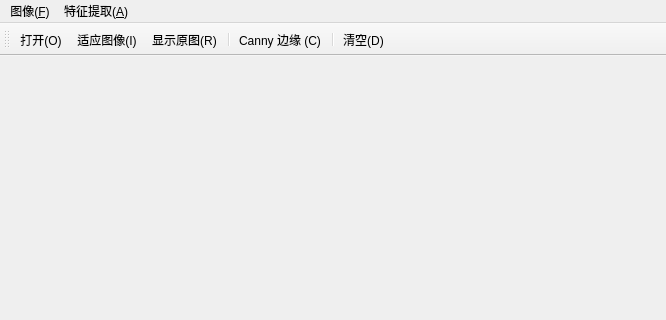
The window that mainwindow.ui (WHULS/ImageFactory) describes before a commit, drawn with Qt 5; both pictures show x 0 to 666 and y 0 to 320 of the 666 by 483 pixel window.
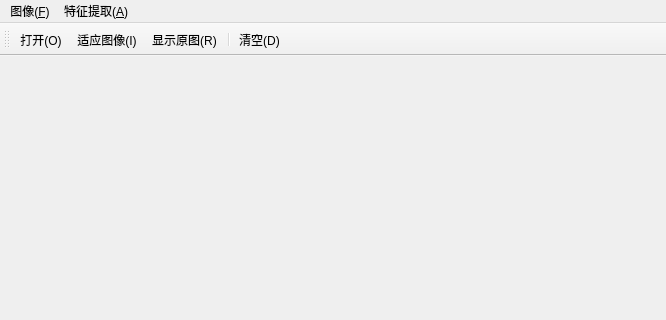
The same window after the commit. Icons and pictures are not drawn.

What changed in the file:
```diff
--- a/mainwindow.ui
+++ b/mainwindow.ui
@@ -28,8 +28,6 @@
    <addaction name="fit_to_image"/>
    <addaction name="show_srcImage"/>
    <addaction name="separator"/>
-   <addaction name="edge_canny"/>
-   <addaction name="separator"/>
    <addaction name="clear_image"/>
   </widget>
   <widget class="QMenuBar" name="menuBar">
@@ -80,10 +78,7 @@
      <normaloff>:/images/images/C.png</normaloff>:/images/images/C.png</iconset>
    </property>
    <property name="text">
-    <string>Canny 边缘 (&amp;C)</string>
-   </property>
-   <property name="shortcut">
-    <string>Ctrl+Shift+C</string>
+    <string>Canny (&amp;C)</string>
    </property>
   </action>
   <action name="clear_image">
```
Left out of the diff: 52 changed lines with no effect on the pictures.
